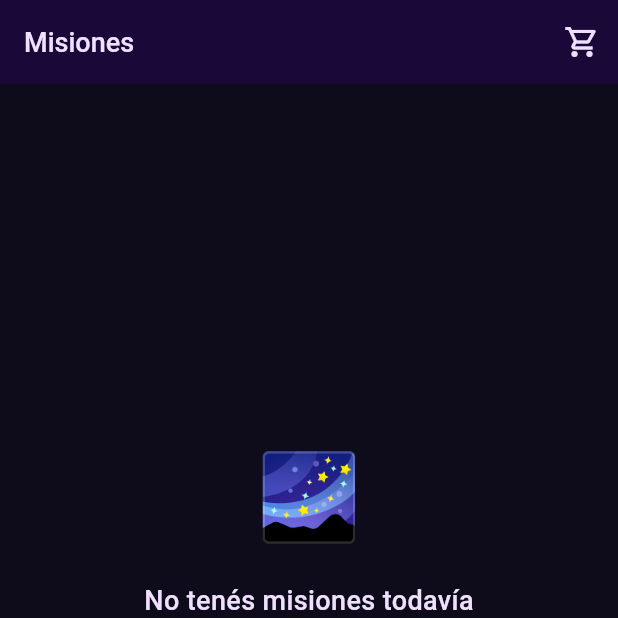
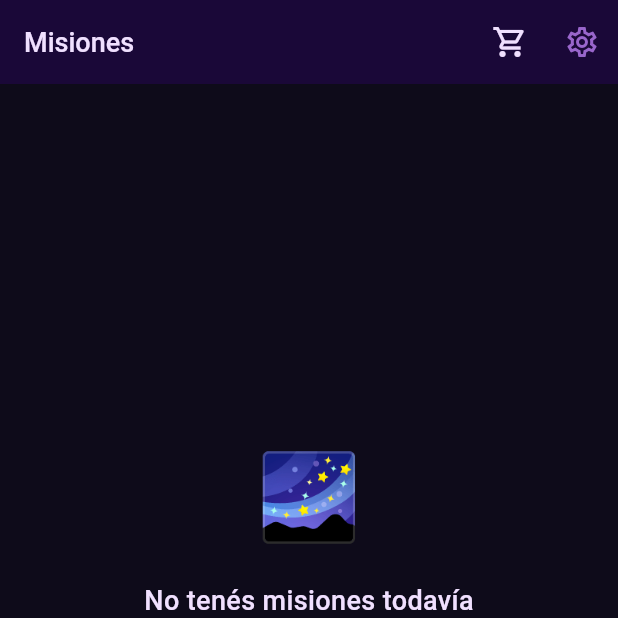
Before and after one commit to squallm3/haiku-gnostico, a Flutter app: the PleromaScreen screen opened by its route, on a phone screen of 412 x 824 dp, the top half of it. Run offline on Flutter 3.47's test engine with Material 3 defaults, Android fonts, the phone set to English and light mode, and no system bars; our stand-ins replace chewie, cloud_firestore, cloud_functions, firebase_auth, firebase_core, flutter_riverpod and 6 more; accounts and stored records are empty.

Commit message:
alpha v2.9 feat: 71 settings icon and cart in Misiones and Tienda AppBars

```diff
--- a/lib/features/missions/pleroma_screen.dart
+++ b/lib/features/missions/pleroma_screen.dart
@@ -3,6 +3,7 @@ import 'package:flutter/material.dart';
 import 'package:flutter_riverpod/flutter_riverpod.dart';
 import 'package:firebase_auth/firebase_auth.dart';
 import 'package:cloud_firestore/cloud_firestore.dart';
+import 'package:go_router/go_router.dart';
 import 'package:shared_preferences/shared_preferences.dart';
 import 'package:rxdart/rxdart.dart';
 import '../../core/themes/app_themes.dart';
@@ -51,7 +52,18 @@ class _PleromaScreenState extends ConsumerState<PleromaScreen> {
           backgroundColor: colors.fondoPrincipal,
           appBar: AppBar(
             title: Text('Misiones', style: TextStyle(color: colors.textoPrincipal, fontWeight: FontWeight.w500)),
-            actions: [CartButton(colors: colors)],
+            actions: [
+              CartButton(colors: colors),
+              PopupMenuButton<String>(
+                icon: Icon(Icons.settings_outlined, color: colors.textoSecundario),
+                color: colors.fondoSuperficie,
+                shape: RoundedRectangleBorder(borderRadius: BorderRadius.circular(12), side: BorderSide(color: colors.bordeSutil, width: 0.5)),
+                onSelected: (value) { if (value == 'salir') context.go('/saliendo'); },
+                itemBuilder: (_) => [
+                  PopupMenuItem(value: 'salir', child: Row(children: [Icon(Icons.logout, size: 16, color: colors.textoSecundario), const SizedBox(width: 10), Text('Salir', style: TextStyle(color: colors.textoPrincipal, fontSize: 14))])),
+                ],
+              ),
+            ],
           ),
           body: pleromiAsync.when(
             loading: () => Center(child: CircularProgressIndicator(color: colors.acentoPrimario)),
```
Also changed, not shown: lib/features/store/store_screen.dart (+10 -0 lines).
